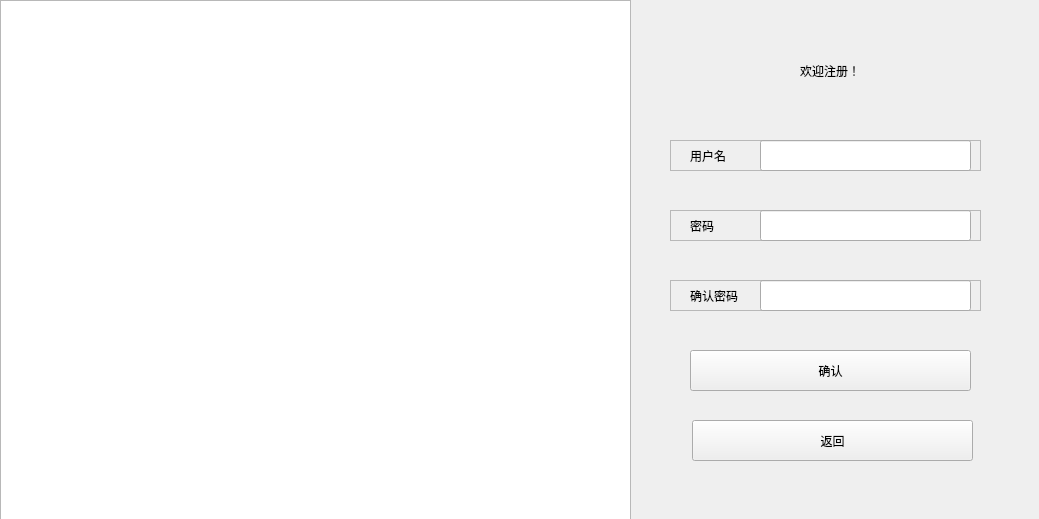
Qt form UI/loginRegister/registerWidget.ui (Whitepinkwolf/Code-Reviewer-Porject) before a commit.
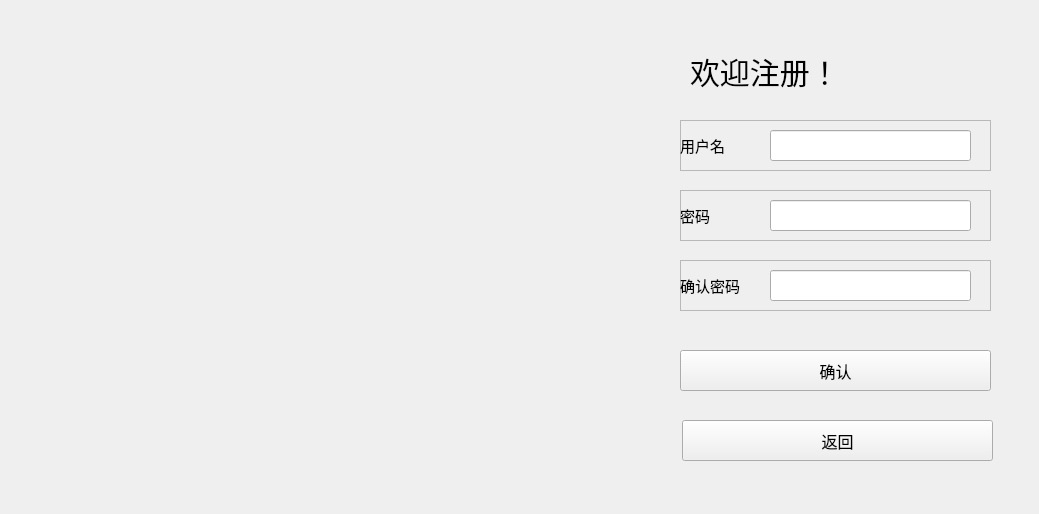
The same form after that commit.

Diff of the .ui file:
```diff
--- a/UI/loginRegister/registerWidget.ui
+++ b/UI/loginRegister/registerWidget.ui
@@ -7,7 +7,7 @@
     <x>0</x>
     <y>0</y>
     <width>1039</width>
-    <height>519</height>
+    <height>514</height>
    </rect>
   </property>
   <property name="windowTitle">
@@ -16,12 +16,19 @@
   <widget class="QLabel" name="label">
    <property name="geometry">
     <rect>
-     <x>800</x>
+     <x>690</x>
      <y>50</y>
-     <width>151</width>
+     <width>291</width>
      <height>41</height>
     </rect>
    </property>
+   <property name="styleSheet">
+    <string notr="true">QLabel {
+    font-size: 30px; 
+	qproperty-alignment: AlignCenter;
+}
+</string>
+   </property>
    <property name="text">
     <string>欢迎注册！</string>
    </property>
@@ -29,10 +36,10 @@
   <widget class="QFrame" name="frame">
    <property name="geometry">
     <rect>
-     <x>670</x>
-     <y>140</y>
+     <x>680</x>
+     <y>120</y>
      <width>311</width>
-     <height>31</height>
+     <height>51</height>
     </rect>
    </property>
    <property name="frameShape">
@@ -45,21 +52,33 @@
     <property name="geometry">
      <rect>
       <x>90</x>
-      <y>0</y>
-      <width>211</width>
+      <y>10</y>
+      <width>201</width>
       <height>31</height>
      </rect>
     </property>
+    <property name="styleSheet">
+     <string notr="true">QLineEdit{
+	font-size: 15px; 
+}</string>
+    </property>
    </widget>
    <widget class="QLabel" name="label_2">
     <property name="geometry">
      <rect>
-      <x>20</x>
-      <y>0</y>
-      <width>71</width>
+      <x>0</x>
+      <y>10</y>
+      <width>91</width>
       <height>31</height>
      </rect>
     </property>
+    <property name="styleSheet">
+     <string notr="true">QLabel {
+    font-size: 15px; 
+	qproperty-alignment: AlignCenter;
+
+}</string>
+    </property>
     <property name="text">
      <string>用户名</string>
     </property>
@@ -68,10 +87,10 @@
   <widget class="QFrame" name="frame_2">
    <property name="geometry">
     <rect>
-     <x>670</x>
-     <y>210</y>
+     <x>680</x>
+     <y>190</y>
      <width>311</width>
-     <height>31</height>
+     <height>51</height>
     </rect>
    </property>
    <property name="frameShape">
@@ -84,21 +103,33 @@
     <property name="geometry">
      <rect>
       <x>90</x>
-      <y>0</y>
-      <width>211</width>
+      <y>10</y>
+      <width>201</width>
       <height>31</height>
      </rect>
     </property>
+    <property name="styleSheet">
+     <string notr="true">QLineEdit{
+	font-size: 15px; 
+}</string>
+    </property>
    </widget>
    <widget class="QLabel" name="label_3">
     <property name="geometry">
      <rect>
-      <x>20</x>
-      <y>0</y>
-      <width>71</width>
+      <x>0</x>
+      <y>10</y>
+      <width>91</width>
       <height>31</height>
      </rect>
     </property>
+    <property name="styleSheet">
+     <string notr="true">QLabel {
+    font-size: 15px; 
+	qproperty-alignment: AlignCenter;
+
+}</string>
+    </property>
     <property name="text">
      <string>密码</string>
     </property>
@@ -107,10 +138,10 @@
   <widget class="QFrame" name="frame_3">
    <property name="geometry">
     <rect>
-     <x>670</x>
-     <y>280</y>
+     <x>680</x>
+     <y>260</y>
      <width>311</width>
-     <height>31</height>
+     <height>51</height>
     </rect>
    </property>
    <property name="frameShape">
@@ -123,21 +154,33 @@
     <property name="geometry">
      <rect>
       <x>90</x>
-      <y>0</y>
-      <width>211</width>
+      <y>10</y>
+      <width>201</width>
       <height>31</height>
      </rect>
     </property>
+    <property name="styleSheet">
+     <string notr="true">QLineEdit{
+	font-size: 15px; 
+}</string>
+    </property>
    </widget>
    <widget class="QLabel" name="label_4">
     <property name="geometry">
      <rect>
-      <x>20</x>
-      <y>0</y>
-      <width>71</width>
+      <x>0</x>
+      <y>10</y>
+      <width>91</width>
       <height>31</height>
      </rect>
     </property>
+    <property name="styleSheet">
+     <string notr="true">QLabel {
+    font-size: 15px; 
+	qproperty-alignment: AlignCenter;
+
+}</string>
+    </property>
     <property name="text">
      <string>确认密码</string>
     </property>
@@ -146,12 +189,17 @@
   <widget class="QPushButton" name="ComFirmReButton">
    <property name="geometry">
     <rect>
-     <x>690</x>
+     <x>680</x>
      <y>350</y>
-     <width>281</width>
+     <width>311</width>
      <height>41</height>
     </rect>
    </property>
+   <property name="styleSheet">
+    <string notr="true">QPushButton {
+    font-size: 16px;
+}</string>
+   </property>
    <property name="text">
     <string>确认</string>
    </property>
@@ -159,25 +207,33 @@
   <widget class="QPushButton" name="ReturnReButton">
    <property name="geometry">
     <rect>
-     <x>692</x>
+     <x>682</x>
      <y>420</y>
-     <width>281</width>
+     <width>311</width>
      <height>41</height>
     </rect>
    </property>
+   <property name="styleSheet">
+    <string notr="true">QPushButton {
+    font-size: 16px;
+}</string>
+   </property>
    <property name="text">
     <string>返回</string>
    </property>
   </widget>
-  <widget class="QGraphicsView" name="graphicsView_3">
+  <widget class="QLabel" name="picLable">
    <property name="geometry">
     <rect>
      <x>0</x>
      <y>0</y>
      <width>631</width>
-     <height>521</height>
+     <height>511</height>
     </rect>
    </property>
+   <property name="text">
+    <string/>
+   </property>
   </widget>
  </widget>
  <resources/>
```
